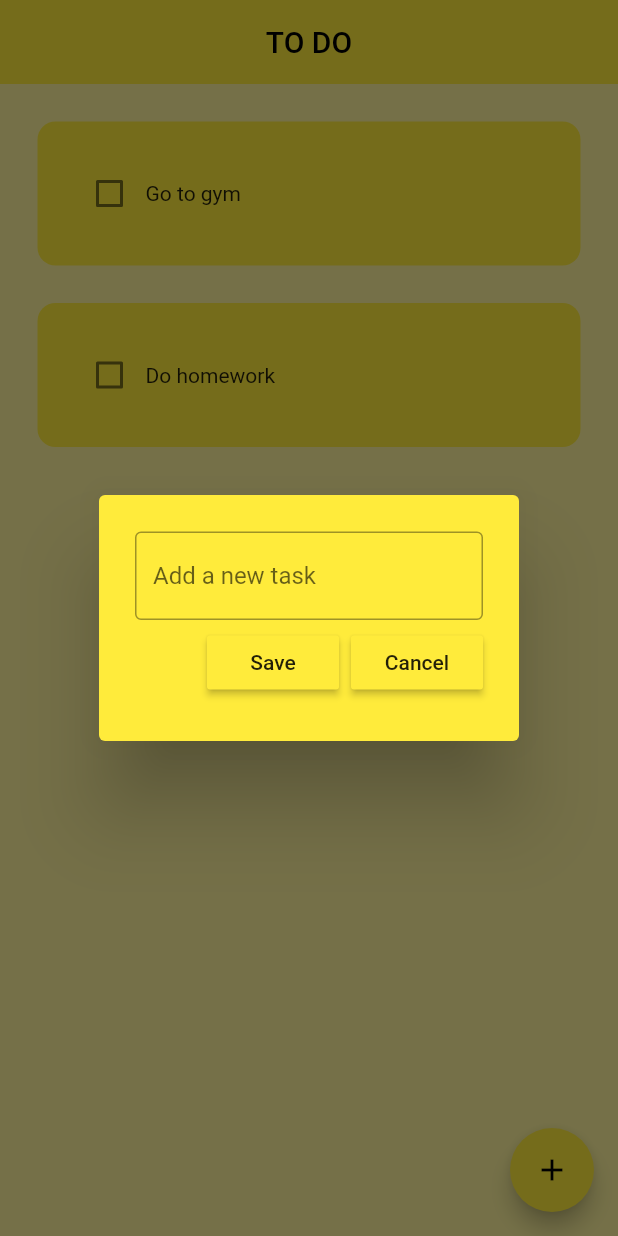
After one commit to dancrha/todo_list_app, a Flutter app: the screen it shows after launch, after a tap on the "add" icon, on a phone screen of 412 x 824 dp. The commit adds this screen. Run offline on Flutter 3.47's test engine with Material 2 defaults, Android fonts, the phone set to English and light mode, and no system bars.

Commit message:
user can add tasks

```diff
--- a/lib/pages/home_page.dart
+++ b/lib/pages/home_page.dart
@@ -1,4 +1,5 @@
 import 'package:flutter/material.dart';
+import 'package:todo_app/util/dialog_box.dart';
 import 'package:todo_app/util/todo_tile.dart';
 
 class HomePage extends StatefulWidget {
@@ -9,6 +10,8 @@ class HomePage extends StatefulWidget {
 }
 
 class _HomePageState extends State<HomePage> {
+  //text controller
+  final _controller = TextEditingController();
   //list of todo tasks
   List toDoList = [
     ["Go to gym", false],
@@ -22,6 +25,28 @@ class _HomePageState extends State<HomePage> {
     });
   }
 
+  //save new task
+  void saveNewTask() {
+    setState(() {
+      toDoList.add([_controller.text, false]);
+      _controller.clear();
+    });
+    Navigator.of(context).pop();
+  }
+
+  //create a new task
+  void createNewTask() {
+    showDialog(
+        context: context,
+        builder: (context) {
+          return DialogBox(
+            controller: _controller,
+            onSave: saveNewTask,
+            onCancel: () => Navigator.of(context).pop(),
+          );
+        });
+  }
+
   @override
   Widget build(BuildContext context) {
     return Scaffold(
@@ -29,6 +54,10 @@ class _HomePageState extends State<HomePage> {
         appBar: AppBar(
           title: Center(child: Text('TO DO')),
           elevation: 0,
+        ),
+        floatingActionButton: FloatingActionButton(
+          onPressed: createNewTask,
+          child: Icon(Icons.add),
         ),
         body: ListView.builder(
           itemCount: toDoList.length,
--- /dev/null
+++ b/lib/util/dialog_box.dart
@@ -0,0 +1,47 @@
+// ignore_for_file: prefer_const_literals_to_create_immutables, prefer_const_constructors
+
+import 'package:flutter/material.dart';
+import 'package:todo_app/util/my_button.dart';
+
+class DialogBox extends StatelessWidget {
+  final controller;
+  VoidCallback onSave;
+  VoidCallback onCancel;
+  DialogBox(
+      {super.key,
+      required this.controller,
+      required this.onSave,
+      required this.onCancel});
+
+  @override
+  Widget build(BuildContext context) {
+    return AlertDialog(
+      backgroundColor: Colors.yellow,
+      content: Container(
+        height: 120,
+        child:
+            Column(mainAxisAlignment: MainAxisAlignment.spaceEvenly, children: [
+          //get user input
+          TextField(
+            controller: controller,
+            decoration: InputDecoration(
+                border: OutlineInputBorder(), hintText: 'Add a new task'),
+          ),
+
+          //buttons => save + cancel
+          Row(
+            mainAxisAlignment: MainAxisAlignment.end,
+            children: [
+              //save button
+              MyButton(text: 'Save', onPressed: onSave),
+
+              const SizedBox(width: 8),
+              //cancel button
+              MyButton(text: 'Cancel', onPressed: onCancel)
+            ],
+          )
+        ]),
+      ),
+    );
+  }
+}
--- /dev/null
+++ b/lib/util/my_button.dart
@@ -0,0 +1,16 @@
+import 'package:flutter/material.dart';
+
+class MyButton extends StatelessWidget {
+  final String text;
+  VoidCallback onPressed;
+  MyButton({super.key, required this.text, required this.onPressed});
+
+  @override
+  Widget build(BuildContext context) {
+    return MaterialButton(
+      onPressed: onPressed,
+      child: Text(text),
+      color: Theme.of(context).primaryColor,
+    );
+  }
+}
```
